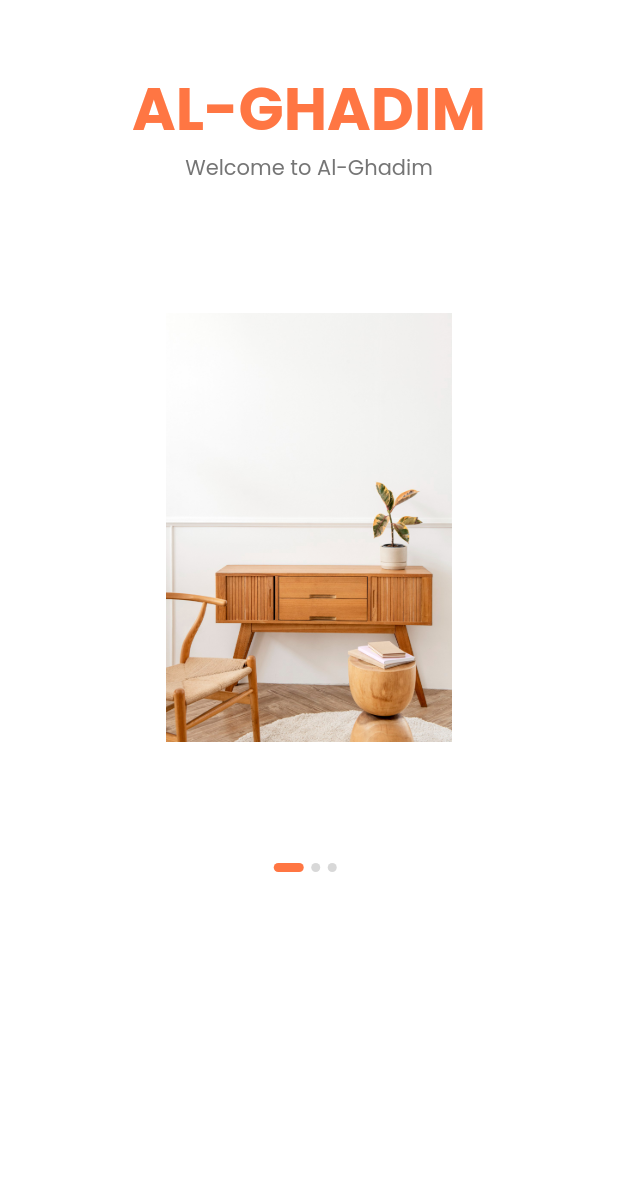
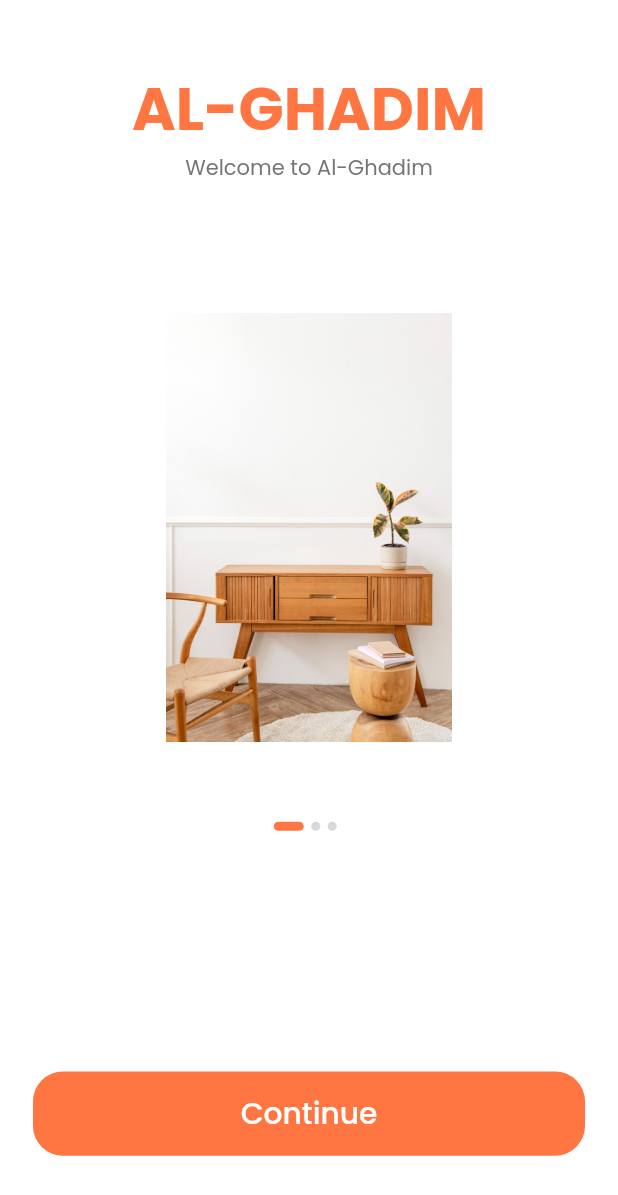
Before and after one commit to triggeredsoyboy/mobile-project, a Flutter app: the screen it shows after launch, on a phone screen of 412 x 824 dp. Shown: the top 1195 px of the screen. Run offline on Flutter 3.47's test engine with Material 2 defaults, Android fonts, the phone set to English and light mode, and no system bars.

Commit message:
[UI] Add sign in screen

```diff
--- /dev/null
+++ b/lib/components/default_button.dart
@@ -0,0 +1,39 @@
+import 'package:flutter/material.dart';
+
+import '../constants.dart';
+import '../size_config.dart';
+
+class DefaultButton extends StatelessWidget {
+  const DefaultButton({
+    Key? key,
+    this.text,
+    this.press,
+  }) : super(key: key);
+  final String? text;
+  final Function? press;
+
+  @override
+  Widget build(BuildContext context) {
+    return SizedBox(
+      width: double.infinity,
+      height: getProportionateScreenHeight(56),
+      child: TextButton(
+        style: TextButton.styleFrom(
+          shape: RoundedRectangleBorder(
+            borderRadius: BorderRadius.circular(20),
+          ),
+          primary: Colors.white,
+          backgroundColor: kPrimaryColor,
+        ),
+        onPressed: press as void Function()?,
+        child: Text(
+          text!,
+          style: TextStyle(
+            fontSize: getProportionateScreenWidth(18),
+            color: Colors.white,
+          ),
+        ),
+      ),
+    );
+  }
+}
--- a/lib/routes.dart
+++ b/lib/routes.dart
@@ -1,6 +1,8 @@
 import 'package:flutter/widgets.dart';
 import 'package:project/screens/splash/splash_screen.dart';
+import 'package:project/screens/sing_in/sign_in_screen.dart';
 
 final Map<String, WidgetBuilder> routes = {
   SplashScreen.routeName: (context) => SplashScreen(),
+  SignInScreen.routeName: (context) => SignInScreen(),
 };
--- a/lib/screens/splash/component/body.dart
+++ b/lib/screens/splash/components/body.dart
@@ -1,7 +1,10 @@
 import 'package:flutter/material.dart';
 import 'package:project/constants.dart';
 import 'package:project/size_config.dart';
-import 'package:project/screens/splash/component/splash_content.dart';
+
+import 'package:project/screens/splash/components/splash_content.dart';
+import 'package:project/components/default_button.dart';
+import 'package:project/screens/sing_in/sign_in_screen.dart';
 
 class Body extends StatefulWidget {
   const Body({Key? key}) : super(key: key);
@@ -67,6 +70,17 @@ class _BodyState extends State<Body> {
                       ),
                     ),
                     Spacer(flex: 3),
+                    SizedBox(
+                      width: double.infinity,
+                      height: getProportionateScreenHeight(56),
+                      child: DefaultButton(
+                        text: "Continue",
+                        press: () {
+                          Navigator.pushNamed(context, SignInScreen.routeName);
+                        },
+                      ),
+                    ),
+                    Spacer(),
                   ],
                 ),
               ),
--- a/lib/screens/splash/splash_screen.dart
+++ b/lib/screens/splash/splash_screen.dart
@@ -1,6 +1,6 @@
 import 'package:flutter/material.dart';
 import 'package:project/size_config.dart';
-import 'package:project/screens/splash/component/body.dart';
+import 'package:project/screens/splash/components/body.dart';
 
 class SplashScreen extends StatelessWidget {
   const SplashScreen({Key? key}) : super(key: key);
```
Also changed, not shown: lib/screens/sing_in/components/body.dart (added, +56 -0 lines), lib/screens/sing_in/components/sign_form.dart (added, +95 -0 lines), lib/screens/sing_in/sign_in_screen.dart (added, +19 -0 lines), lib/theme.dart (+25 -8 lines), lib/components/custom_suffix.dart (added), lib/components/form_error.dart (added), lib/components/no_account.dart (added), lib/screens/splash/components/splash_content.dart (renamed from lib/screens/splash/component/splash_content.dart).
